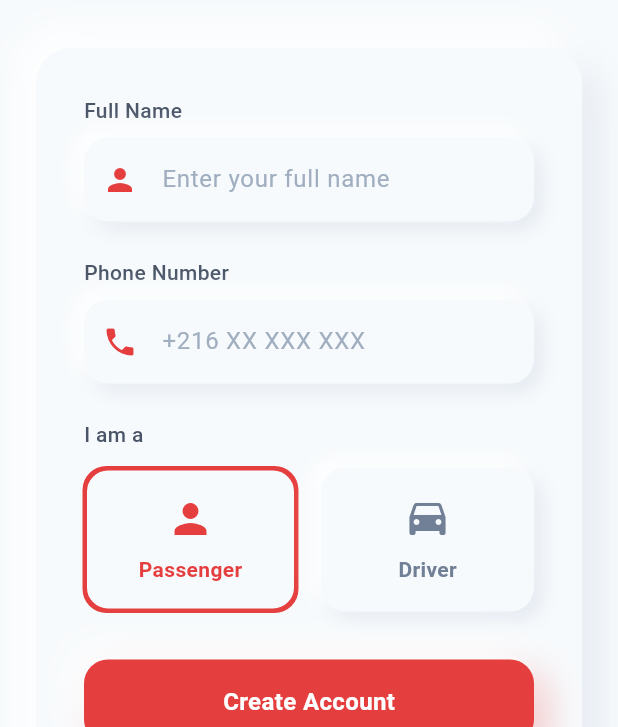
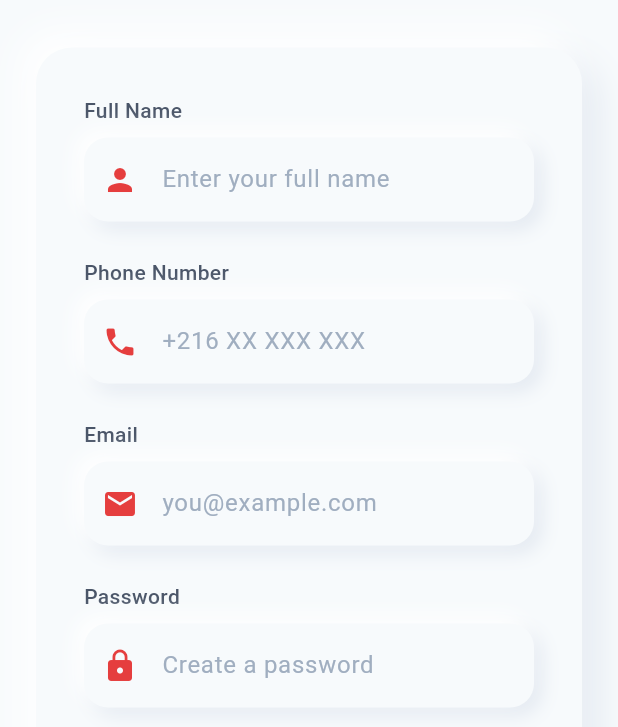
Before and after one commit to huww00/nwaslouk, a Flutter app: the SignUpPage screen opened by its route, on a phone screen of 412 x 824 dp, the part 509-1236 px from its top. Run offline on Flutter 3.47's test engine with Material 3 defaults, Android fonts, the phone set to English and light mode, and no system bars; our stand-ins replace dartz, dio, flutter_dotenv, flutter_riverpod, get_it, logger and 1 more; accounts and stored records are empty.

Commit message:
Implement email/password login and enhance sign-up with email and password
Co-authored-by: hgfdsnbv820 <hgfdsnbv820@gmail.com>

```diff
--- a/nwaslouk/lib/data/repositories_impl/auth_repository_impl.dart
+++ b/nwaslouk/lib/data/repositories_impl/auth_repository_impl.dart
@@ -13,9 +13,14 @@ class AuthRepositoryImpl implements AuthRepository {
   AuthRepositoryImpl({required this.api, required this.localStore});
 
   @override
-  Future<Either<Failure, AuthToken>> signIn({required String phone, required String otp}) async {
+  Future<Either<Failure, AuthToken>> signIn({required String identifier, required String password}) async {
     try {
-      final res = await api.signIn({'phone': phone, 'otp': otp});
+      final bool isEmail = identifier.contains('@');
+      final Map<String, dynamic> body = {
+        if (isEmail) 'email': identifier else 'phone': identifier,
+        'password': password,
+      };
+      final res = await api.signIn(body);
       final token = (res.data as Map<String, dynamic>)['token'] as String;
       await localStore.saveAuthToken(token);
       return Right(AuthToken(token));
--- a/nwaslouk/lib/domain/repositories/auth_repository.dart
+++ b/nwaslouk/lib/domain/repositories/auth_repository.dart
@@ -4,7 +4,7 @@ import '../entities/auth_token.dart';
 
 abstract class AuthRepository {
   Future<Either<Failure, AuthToken>> signIn({
-    required String phone,
-    required String otp,
+    required String identifier,
+    required String password,
   });
 }
--- a/nwaslouk/lib/domain/usecases/auth/sign_in_usecase.dart
+++ b/nwaslouk/lib/domain/usecases/auth/sign_in_usecase.dart
@@ -4,9 +4,9 @@ import '../../entities/auth_token.dart';
 import '../../repositories/auth_repository.dart';
 
 class SignInParams {
-  final String phone;
-  final String otp;
-  const SignInParams({required this.phone, required this.otp});
+  final String identifier;
+  final String password;
+  const SignInParams({required this.identifier, required this.password});
 }
 
 class SignInUseCase {
@@ -14,6 +14,6 @@ class SignInUseCase {
   const SignInUseCase(this.repository);
 
   Future<Either<Failure, AuthToken>> call(SignInParams params) {
-    return repository.signIn(phone: params.phone, otp: params.otp);
+    return repository.signIn(identifier: params.identifier, password: params.password);
   }
 }
--- a/nwaslouk/lib/presentation/features/authentication/pages/sign_up_page.dart
+++ b/nwaslouk/lib/presentation/features/authentication/pages/sign_up_page.dart
@@ -149,6 +149,57 @@ class SignUpPage extends ConsumerWidget {
                       onChanged: notifier.updatePhone,
                       prefixIcon: const Icon(
                         Icons.phone,
+                        color: Color(0xFFE53E3E),
+                      ),
+                    ),
+
+                    const SizedBox(height: 24),
+
+                    SoftUITextField(
+                      label: 'Email',
+                      hint: 'you@example.com',
+                      keyboardType: TextInputType.emailAddress,
+                      onChanged: notifier.updateEmail,
+                      prefixIcon: const Icon(
+                        Icons.email,
+                        color: Color(0xFFE53E3E),
+                      ),
+                    ),
+
+                    const SizedBox(height: 24),
+
+                    SoftUITextField(
+                      label: 'Password',
+                      hint: 'Create a password',
+                      obscureText: true,
+                      onChanged: notifier.updatePassword,
+                      prefixIcon: const Icon(
+                        Icons.lock,
+                        color: Color(0xFFE53E3E),
+                      ),
+                    ),
+
+                    const SizedBox(height: 24),
+
+                    SoftUITextField(
+                      label: 'Confirm Password',
+                      hint: 'Re-enter your password',
+                      obscureText: true,
+                      onChanged: notifier.updateConfirmPassword,
+                      prefixIcon: const Icon(
+                        Icons.lock_outline,
+                        color: Color(0xFFE53E3E),
+                      ),
+                    ),
+
+                    const SizedBox(height: 24),
+
+                    SoftUITextField(
+                      label: 'Location',
+                      hint: 'Your city or area',
+                      onChanged: notifier.updateLocation,
+                      prefixIcon: const Icon(
+                        Icons.location_on,
                         color: Color(0xFFE53E3E),
                       ),
                     ),
--- a/nwaslouk/lib/presentation/features/authentication/providers/sign_in_provider.dart
+++ b/nwaslouk/lib/presentation/features/authentication/providers/sign_in_provider.dart
@@ -3,22 +3,22 @@ import '../../../../core/di/service_locator.dart';
 import '../../../../domain/usecases/auth/sign_in_usecase.dart';
 
 class SignInState {
-  final String phone;
-  final String otp;
+  final String identifier;
+  final String password;
   final bool isLoading;
   final String? error;
 
   const SignInState({
-    this.phone = '',
-    this.otp = '',
+    this.identifier = '',
+    this.password = '',
     this.isLoading = false,
     this.error,
   });
 
-  SignInState copyWith({String? phone, String? otp, bool? isLoading, String? error}) =>
+  SignInState copyWith({String? identifier, String? password, bool? isLoading, String? error}) =>
       SignInState(
-        phone: phone ?? this.phone,
-        otp: otp ?? this.otp,
+        identifier: identifier ?? this.identifier,
+        password: password ?? this.password,
         isLoading: isLoading ?? this.isLoading,
         error: error,
       );
@@ -28,12 +28,12 @@ class SignInNotifier extends StateNotifier<SignInState> {
   final SignInUseCase _signInUseCase = sl<SignInUseCase>();
   SignInNotifier() : super(const SignInState());
 
-  void updatePhone(String v) => state = state.copyWith(phone: v, error: null);
-  void updateOtp(String v) => state = state.copyWith(otp: v, error: null);
+  void updateIdentifier(String value) => state = state.copyWith(identifier: value, error: null);
+  void updatePassword(String value) => state = state.copyWith(password: value, error: null);
 
   Future<bool> signIn() async {
     state = state.copyWith(isLoading: true, error: null);
-    final result = await _signInUseCase(SignInParams(phone: state.phone, otp: state.otp));
+    final result = await _signInUseCase(SignInParams(identifier: state.identifier, password: state.password));
     return result.fold((l) {
       state = state.copyWith(isLoading: false, error: l.message);
       return false;
--- a/nwaslouk/lib/presentation/features/authentication/providers/sign_up_provider.dart
+++ b/nwaslouk/lib/presentation/features/authentication/providers/sign_up_provider.dart
@@ -3,6 +3,10 @@ import 'package:flutter_riverpod/flutter_riverpod.dart';
 class SignUpState {
   final String name;
   final String phone;
+  final String email;
+  final String password;
+  final String confirmPassword;
+  final String location;
   final bool isDriver;
   final bool isLoading;
   final String? error;
@@ -10,6 +14,10 @@ class SignUpState {
   const SignUpState({
     this.name = '',
     this.phone = '',
+    this.email = '',
+    this.password = '',
+    this.confirmPassword = '',
+    this.location = '',
     this.isDriver = false,
     this.isLoading = false,
     this.error,
@@ -18,6 +26,10 @@ class SignUpState {
   SignUpState copyWith({
     String? name,
     String? phone,
+    String? email,
+    String? password,
+    String? confirmPassword,
+    String? location,
     bool? isDriver,
     bool? isLoading,
     String? error,
@@ -25,6 +37,10 @@ class SignUpState {
       SignUpState(
         name: name ?? this.name,
         phone: phone ?? this.phone,
+        email: email ?? this.email,
+        password: password ?? this.password,
+        confirmPassword: confirmPassword ?? this.confirmPassword,
+        location: location ?? this.location,
         isDriver: isDriver ?? this.isDriver,
         isLoading: isLoading ?? this.isLoading,
         error: error,
@@ -36,6 +52,10 @@ class SignUpNotifier extends StateNotifier<SignUpState> {
 
   void updateName(String value) => state = state.copyWith(name: value, error: null);
   void updatePhone(String value) => state = state.copyWith(phone: value, error: null);
+  void updateEmail(String value) => state = state.copyWith(email: value, error: null);
+  void updatePassword(String value) => state = state.copyWith(password: value, error: null);
+  void updateConfirmPassword(String value) => state = state.copyWith(confirmPassword: value, error: null);
+  void updateLocation(String value) => state = state.copyWith(location: value, error: null);
   void updateIsDriver(bool value) => state = state.copyWith(isDriver: value, error: null);
 
   Future<bool> signUp() async {
@@ -51,6 +71,26 @@ class SignUpNotifier extends StateNotifier<SignUpState> {
 
     if (!state.phone.startsWith('+216')) {
       state = state.copyWith(error: 'Please enter a valid Tunisian phone number (+216)');
+      return false;
+    }
+
+    if (state.email.isEmpty || !state.email.contains('@')) {
+      state = state.copyWith(error: 'Please enter a valid email address');
+      return false;
+    }
+
+    if (state.password.isEmpty) {
+      state = state.copyWith(error: 'Please enter a password');
+      return false;
+    }
+
+    if (state.confirmPassword != state.password) {
+      state = state.copyWith(error: 'Passwords do not match');
+      return false;
+    }
+
+    if (state.location.isEmpty) {
+      state = state.copyWith(error: 'Please enter your location');
       return false;
     }
 
```
Also changed, not shown: nwaslouk/lib/presentation/features/authentication/pages/sign_in_page.dart (+10 -10 lines).
